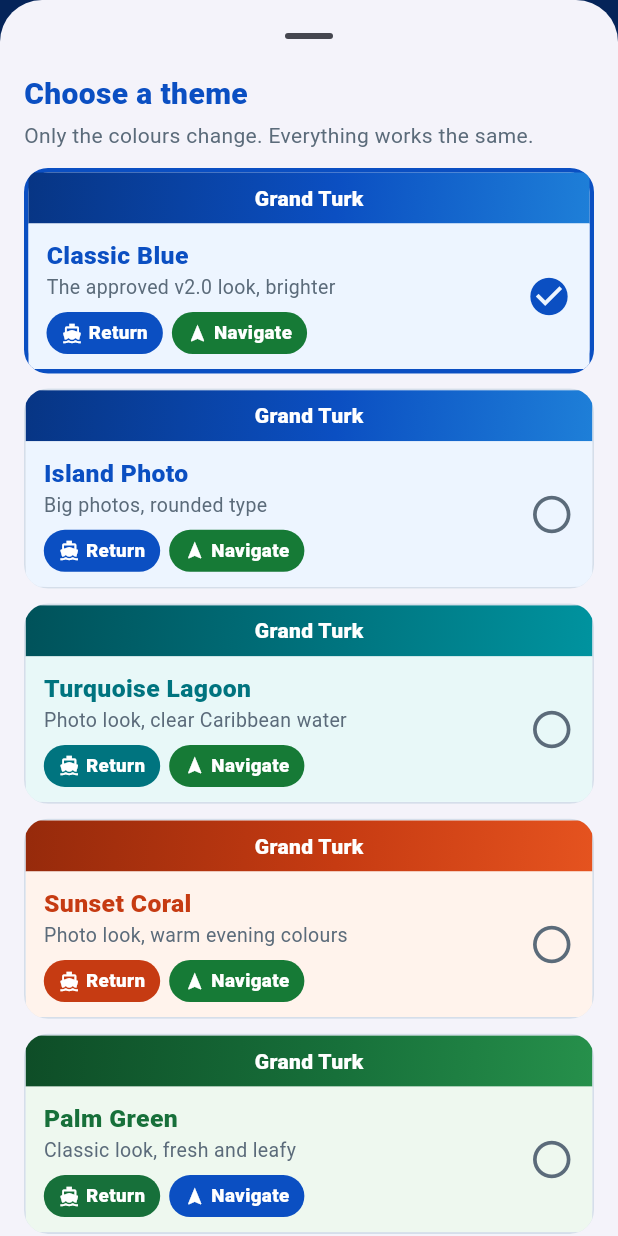
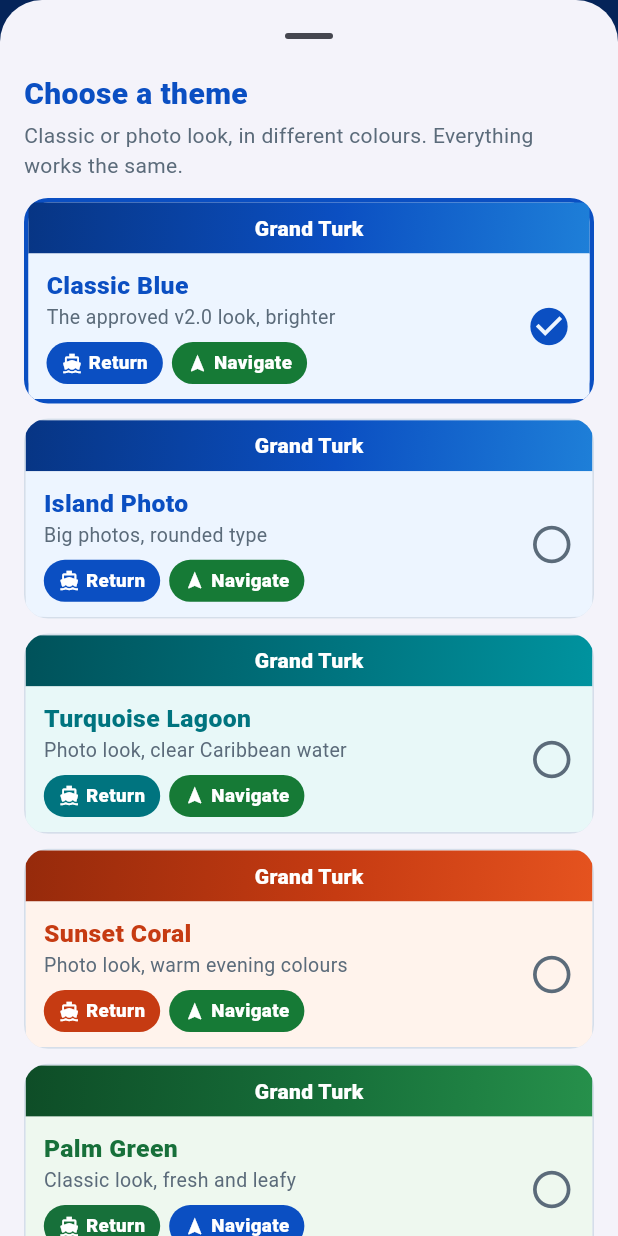
Before and after one commit to neredumelli/tci-beach-buddies, a Flutter app: the SettingsScreen screen opened directly, after a tap on "Distance Units", after a tap on "Theme", on a phone screen of 412 x 824 dp. Run offline on Flutter 3.47's test engine with Material 3 defaults, Android fonts, the phone set to English and light mode, and no system bars; our stand-ins replace flutter_map, flutter_tts, geolocator, latlong2, shared_preferences; accounts and stored records are empty; statements that could not run were skipped.

Commit message:
Theme picker: describe looks, not just colours
Co-Authored-By: Claude Opus 5.5 <noreply@anthropic.com>
Claude-Session: https://claude.ai/code/session_01VbwijjsBx4va5sktoQ9Ap9

```diff
--- a/lib/features/settings/settings_screen.dart
+++ b/lib/features/settings/settings_screen.dart
@@ -336,7 +336,7 @@ Future<void> showThemePicker(BuildContext context) {
           child: Column(crossAxisAlignment: CrossAxisAlignment.stretch, children: [
             Text('Choose a theme', style: TextStyle(fontSize: 20, fontWeight: FontWeight.w800, color: BB.navy)),
             const SizedBox(height: 4),
-            const Text('Only the colours change. Everything works the same.', style: TextStyle(color: BB.muted)),
+            const Text('Classic or photo look, in different colours. Everything works the same.', style: TextStyle(color: BB.muted)),
             const SizedBox(height: 12),
             for (final t in AppThemes.all) ...[
               _ThemeOption(
```
